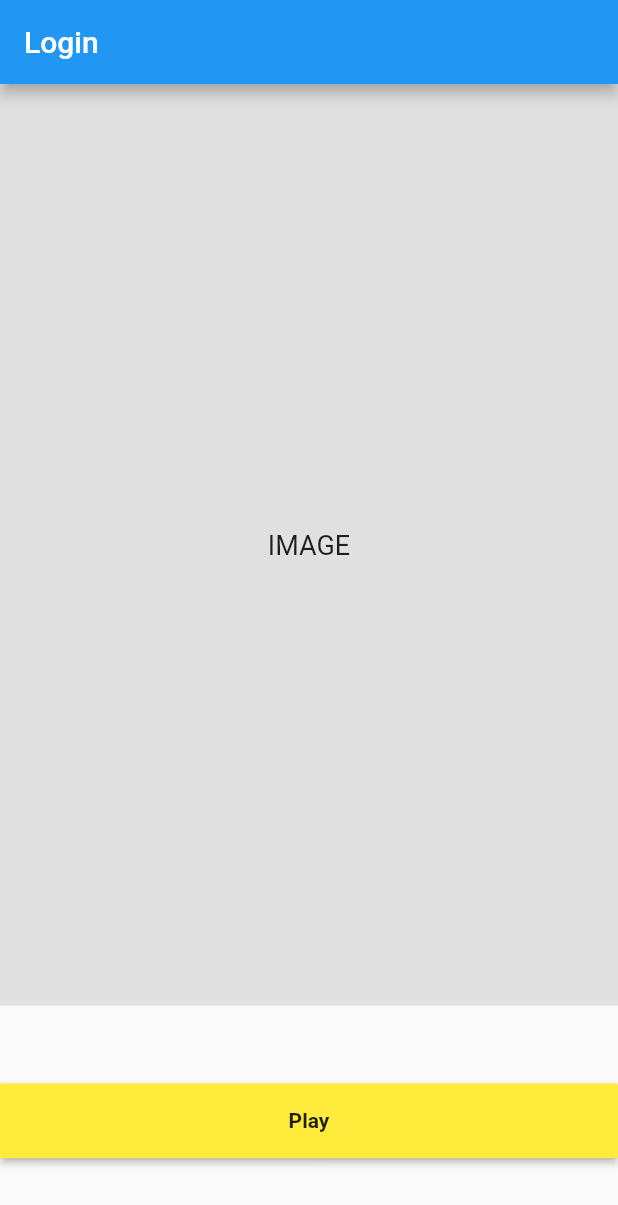
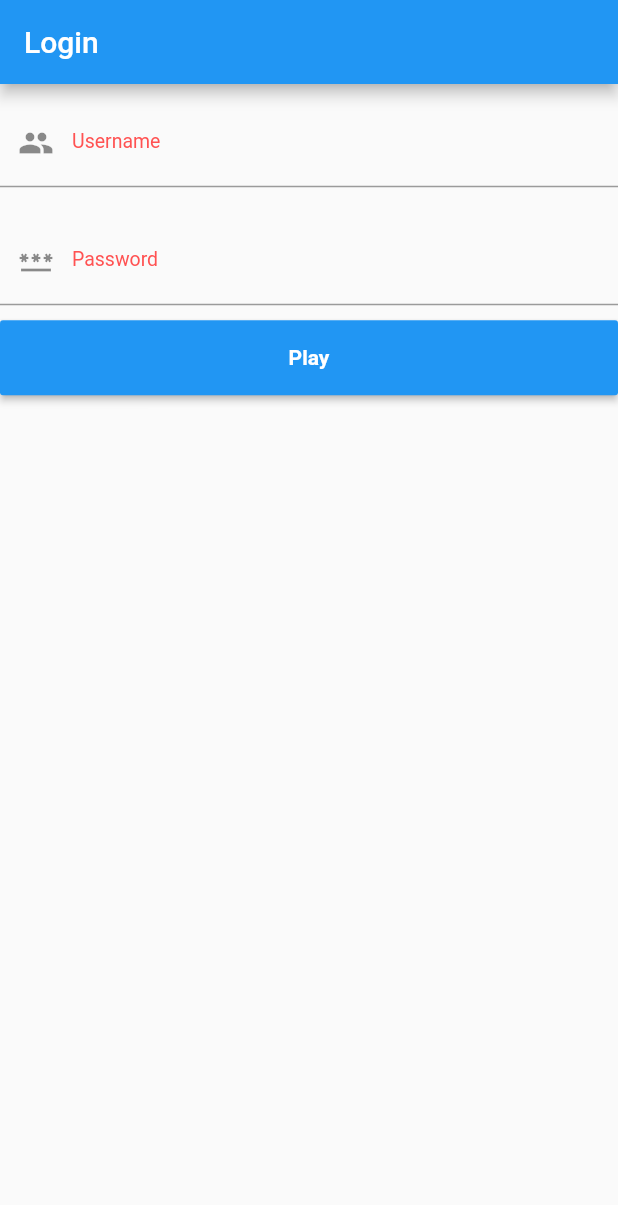
Before and after one commit to Brian1011/flutter_basic_login, a Flutter app: the screen it shows after launch, on a phone screen of 412 x 824 dp. Shown: the top 1205 px of the screen. Run offline on Flutter 3.47's test engine with Material 2 defaults, Android fonts, the phone set to English and light mode, and no system bars.

Commit message:
populate login screen

```diff
--- a/lib/login_screen.dart
+++ b/lib/login_screen.dart
@@ -14,38 +14,57 @@ class _LoginScreenState extends State<LoginScreen> {
         appBar: AppBar(
           title: const Text("Login"),
         ),
-        body: Column(
+        body: ListView(
           children: [
-            Expanded(
-              flex: 8,
-              child: Container(
+            Container(
                 width: double.infinity,
-                color: Colors.grey[300],
-                child: const Center(
-                    child: Text(
-                  "IMAGE",
-                  style: TextStyle(fontSize: 18),
+                padding: const EdgeInsets.symmetric(vertical: 10),
+                child: TextField(
+                  decoration: const InputDecoration(
+                    labelText: "Username", //babel text
+                    hintText: "Enter your email", //hint text
+                    prefixIcon: Icon(Icons.people), //prefix iocn
+                    hintStyle: TextStyle(
+                        fontSize: 18,
+                        fontWeight: FontWeight.bold), //hint text style
+                    labelStyle: TextStyle(
+                        fontSize: 13, color: Colors.redAccent), //label style
+                  ),
+                  onChanged: (value) {},
                 )),
+            Container(
+                width: double.infinity,
+                padding: const EdgeInsets.symmetric(vertical: 10),
+                child: TextField(
+                  decoration: const InputDecoration(
+                    labelText: "Password", //babel text
+                    hintText: "Enter your password", //hint text
+                    prefixIcon: Icon(Icons.password), //prefix iocn
+                    hintStyle: TextStyle(
+                        fontSize: 18,
+                        fontWeight: FontWeight.bold), //hint text style
+                    labelStyle: TextStyle(
+                        fontSize: 13, color: Colors.redAccent), //label style
                   ),
-            ),
-            Expanded(
-                flex: 2,
-                child: Center(
+                  onChanged: (value) {},
+                )),
+            Center(
               child: MaterialButton(
                 minWidth: double.infinity,
                 height: 50,
-                    color: Colors.yellow[500],
+                color: Colors.blue[500],
                 onPressed: () {
                   Navigator.of(context).pushNamed('/mainMenu');
                 },
                 child: const Text(
                   "Play",
                   style: TextStyle(
+                    color: Colors.white,
                     fontWeight: FontWeight.bold,
                   ),
                 ),
               ),
-                ))
+            )
           ],
         ));
   }
```
Lines whose indentation alone changed are shown as unchanged.
